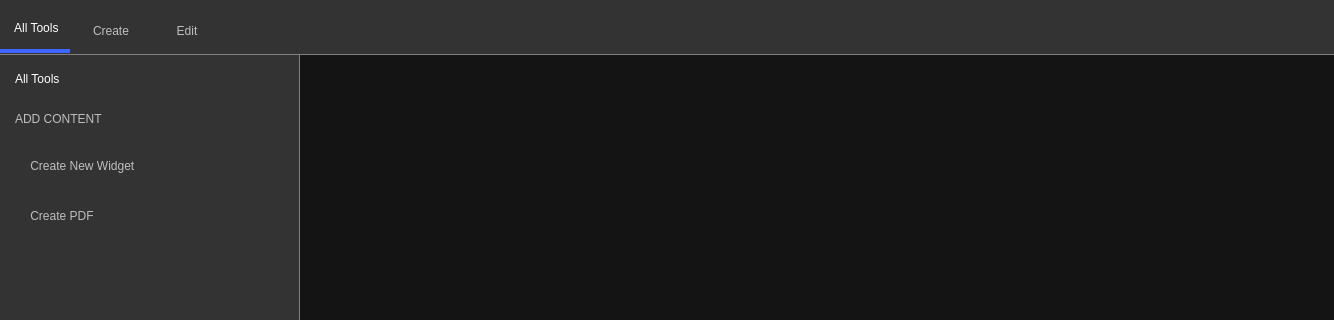
Above: src/ui/workspaceDesignFomr.ui from ligerr13/PE_Spectroradiometer before the change; both pictures show x 0 to 1334 and y 0 to 320 of the 1334 by 837 pixel window. Below: the same form after it.
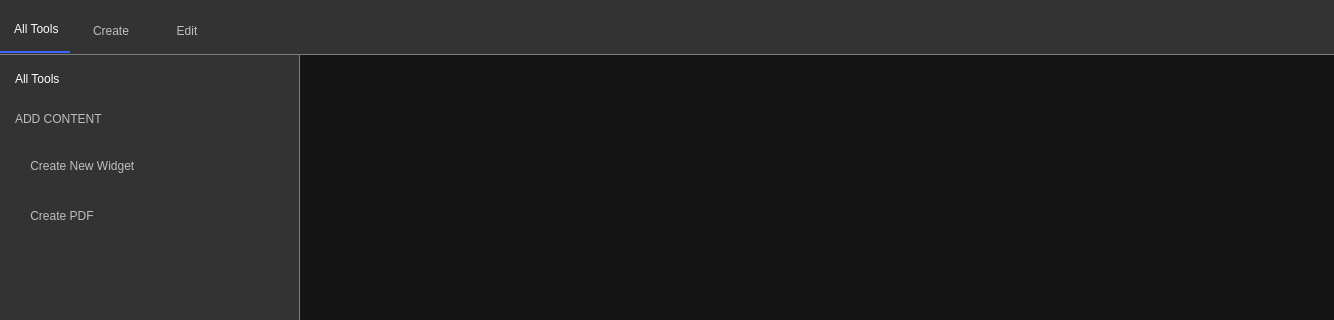
That is the form after the change. The open tabs and pages were chosen to show the change. Icons and pictures are not drawn.

Patch:
```diff
--- a/src/ui/workspaceDesignFomr.ui
+++ b/src/ui/workspaceDesignFomr.ui
@@ -1398,7 +1398,7 @@
 QPushButton:checked  {
 		border: 0px;
 		border-radius: 0px;
-		border-bottom: 5px solid  rgb(63, 101, 255);
+		border-bottom: 3px solid  rgb(63, 101, 255);
 		color: white;
 }
 QPushButton:unchecked  {
```
Left out of the diff: 84 changed lines with no effect on the pictures.
